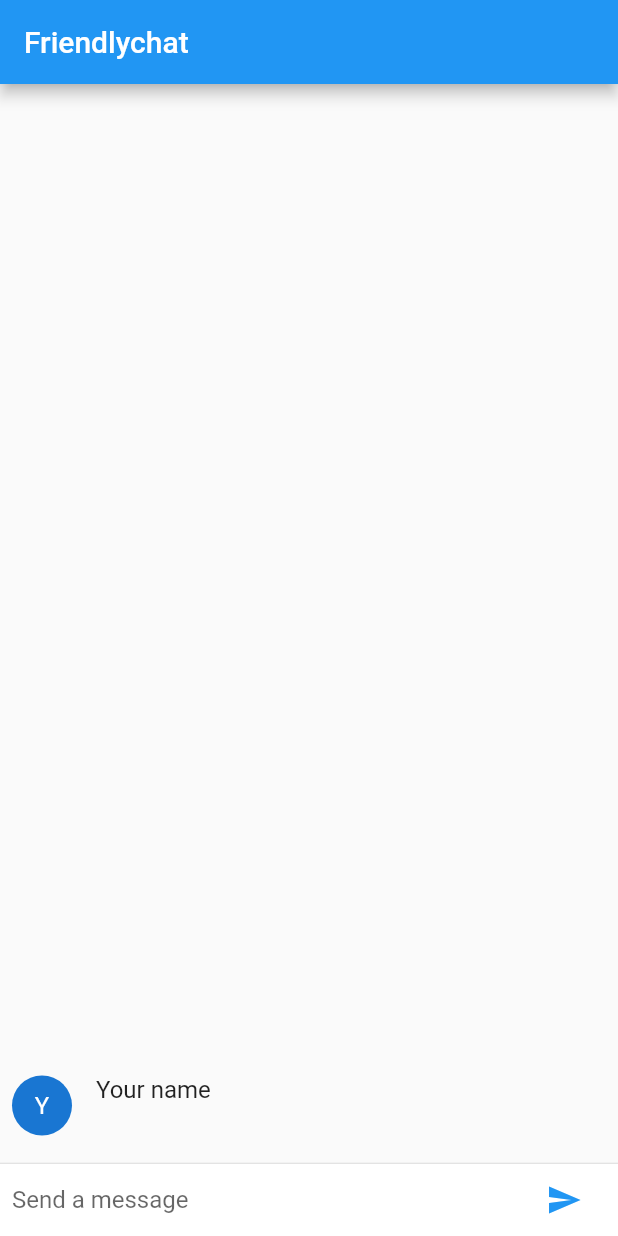
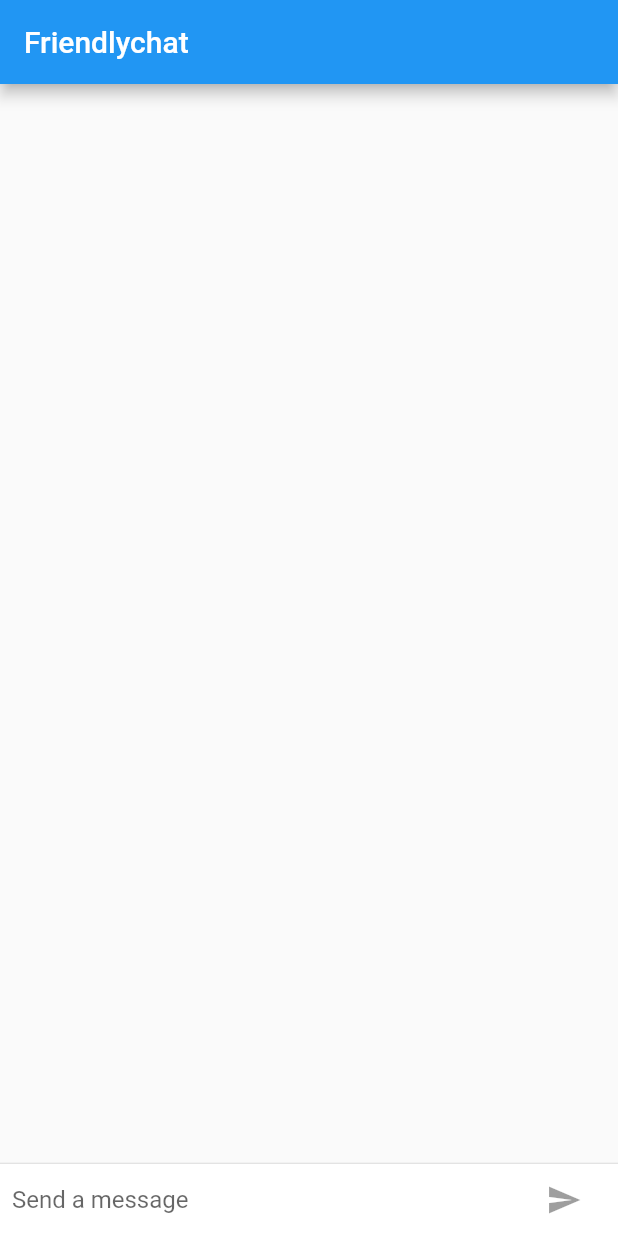
Before and after one commit to alexKwonIsAwesome/flutter_friendlychat, a Flutter app: the screen it shows after launch, after a tap on the "send" icon, on a phone screen of 412 x 824 dp. Run offline on Flutter 3.47's test engine with Material 2 defaults, Android fonts, the phone set to English and light mode, and no system bars.

```diff
--- a/lib/main.dart
+++ b/lib/main.dart
@@ -12,9 +12,13 @@ class FriendlychatApp extends StatelessWidget {
 class ChatScreenState extends State<ChatScreen> with TickerProviderStateMixin {
   final List<ChatMessage> _messages = <ChatMessage>[];
   final TextEditingController _textController = TextEditingController();
+  bool _isComposing = false;
 
   void _handleSubmitted(String text) {
     _textController.clear();
+    setState(() {
+      _isComposing = false;
+    });
     ChatMessage message = ChatMessage(
         text: text,
         animationController: AnimationController(
@@ -27,7 +31,10 @@ class ChatScreenState extends State<ChatScreen> with TickerProviderStateMixin {
 
   Widget _buildTextComposer() {
     return IconTheme(
-        data: IconThemeData(color: Theme.of(context).accentColor),
+        data: IconThemeData(
+            color: _isComposing
+                ? Theme.of(context).accentColor
+                : Theme.of(context).disabledColor),
         child: Container(
             margin: const EdgeInsets.symmetric(horizontal: 8.0),
             child: Row(
@@ -35,6 +42,11 @@ class ChatScreenState extends State<ChatScreen> with TickerProviderStateMixin {
                 Flexible(
                   child: TextField(
                     controller: _textController,
+                    onChanged: (String text) {
+                      setState(() {
+                        _isComposing = text.length > 0;
+                      });
+                    },
                     onSubmitted: _handleSubmitted,
                     decoration:
                         InputDecoration.collapsed(hintText: "Send a message"),
@@ -44,7 +56,9 @@ class ChatScreenState extends State<ChatScreen> with TickerProviderStateMixin {
                     margin: EdgeInsets.symmetric(horizontal: 4.0),
                     child: IconButton(
                       icon: Icon(Icons.send),
-                      onPressed: () => _handleSubmitted(_textController.text),
+                      onPressed: () => _isComposing
+                          ? _handleSubmitted(_textController.text)
+                          : null,
                     ))
               ],
             )));
@@ -114,7 +128,8 @@ class ChatMessage extends StatelessWidget {
                 Container(
                     margin: const EdgeInsets.only(right: 16.0),
                     child: CircleAvatar(child: Text(_name[0]))),
-                Column(
+                Expanded(
+                  child: Column(
                     crossAxisAlignment: CrossAxisAlignment.start,
                     children: <Widget>[
                       Text(_name, style: Theme.of(context).textTheme.subhead),
@@ -122,6 +137,7 @@ class ChatMessage extends StatelessWidget {
                           margin: const EdgeInsets.only(top: 5.0),
                           child: Text(text))
                     ],
+                  ),
                 )
               ],
             )));
```
Lines whose indentation alone changed are shown as unchanged.
